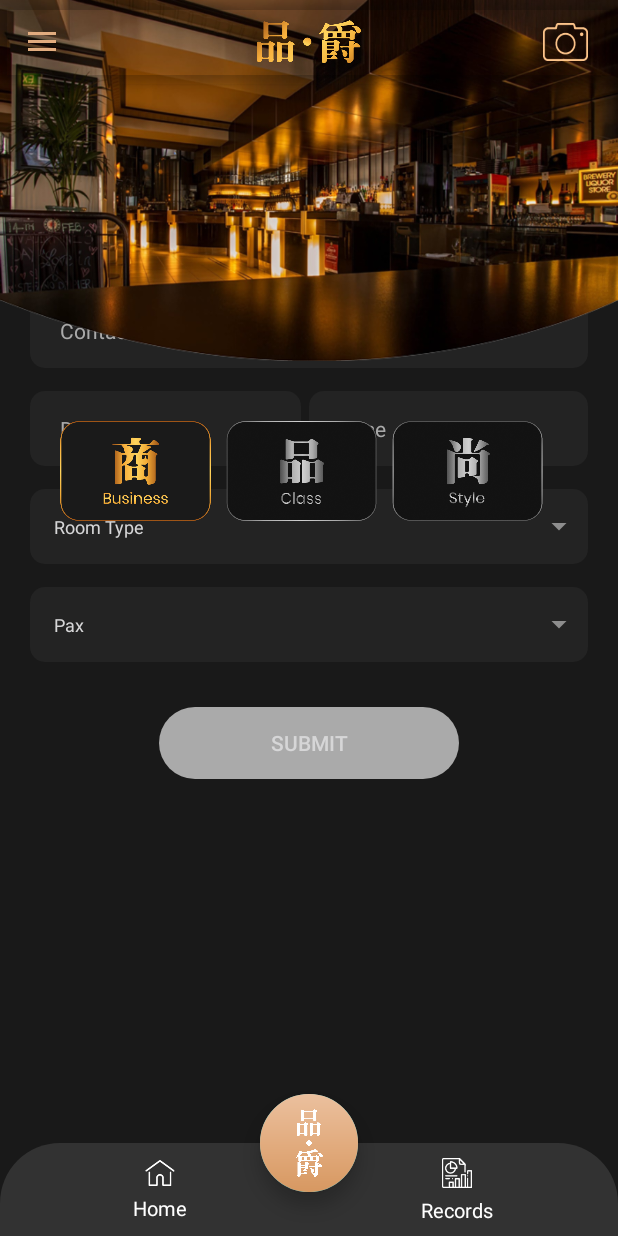
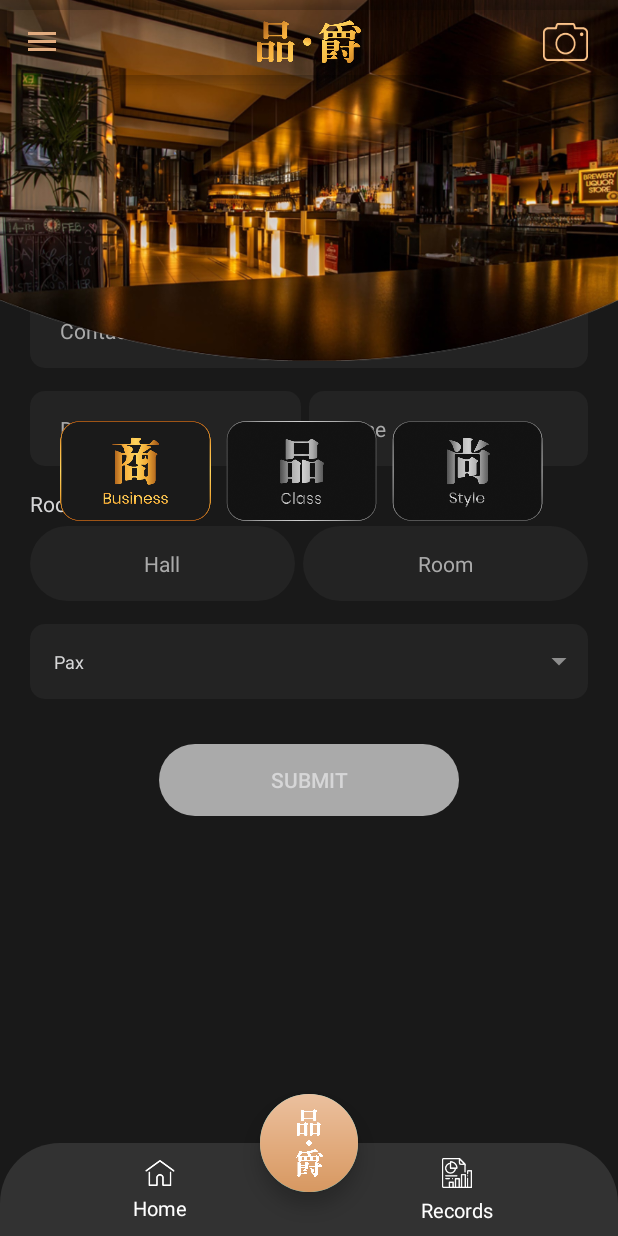
Before and after one commit to yunni0318/pingjueclub, an Android app: the fragment ReservationFragment placed in its activity, on a phone screen of 412 x 824 dp. Run offline under Robolectric (Android 15) with nearby library versions, the phone set to English and light mode, and no system bars; libraries missing offline, so code that uses them is left out: com.makeramen.roundedimageview, com.orm, com.yalantis.ucrop; pictures from the network do not load; 5 statements that could not run were skipped.

Commit message:
- change roomtype & pax in ReservationFragment page     :- roomtype - Change the room type to 2 button choices, which is hall&room, if the user chooses a room, the app will be redirected to the room selection, and the user can choose a room     :- pax - Change to maximum 20 pax

```diff
--- a/app/src/main/java/com/wedoops/platinumnobleclub/fragment/ReservationFragment.java
+++ b/app/src/main/java/com/wedoops/platinumnobleclub/fragment/ReservationFragment.java
@@ -1,10 +1,12 @@
 package com.wedoops.platinumnobleclub.fragment;
 
+import android.app.Activity;
 import android.app.DatePickerDialog;
 import android.content.ContentResolver;
 
 import android.content.ContentValues;
 import android.content.Context;
+import android.content.Intent;
 import android.database.Cursor;
 import android.graphics.Color;
 import android.net.Uri;
@@ -31,14 +33,19 @@ import android.widget.ArrayAdapter;
 import android.widget.Button;
 import android.widget.DatePicker;
 import android.widget.EditText;
+import android.widget.RelativeLayout;
 import android.widget.Spinner;
 import android.widget.TextView;
 import android.widget.Toast;
 
 import com.wedoops.platinumnobleclub.CustomProgressDialog;
+import com.wedoops.platinumnobleclub.ForgotPasswordActivity;
+import com.wedoops.platinumnobleclub.LoginActivity;
 import com.wedoops.platinumnobleclub.R;
+import com.wedoops.platinumnobleclub.RoomTypeSelection;
 import com.wedoops.platinumnobleclub.helper.ApplicationClass;
 
+import java.lang.reflect.Field;
 import java.text.SimpleDateFormat;
 import java.util.ArrayList;
 import java.util.Calendar;
@@ -53,15 +60,16 @@ public class ReservationFragment extends Fragment implements com.wdullaer.materi
     private View view;
     private Context app;
     private Spinner sp1, sp2;
-    private TextView textview_calendar, textview_time;
+    private TextView textview_calendar, textview_time, hall, room;
     private DatePickerDialog datePickerDialog;
     private Button submit;
     private EditText name, username, contact;
     private com.wdullaer.materialdatetimepicker.time.TimePickerDialog timePickerDialog;
     private int Year, Month, Day, Hour, Minute;
-    private long _eventId, reservationtime, reservationdate,convertmili;
-    private String Date;
+    private long _eventId, reservationtime, reservationdate, convertmili;
+    private String Date, resultfromRoomSelection;
     private static CustomProgressDialog customDialog;
+    private RelativeLayout relativelayout3_2, relativelayout3_1;
 
 
 //    public ReservationFragment() {
@@ -110,51 +118,53 @@ public class ReservationFragment extends Fragment implements com.wdullaer.materi
                 DateTimeDialogPicker();
             }
         });
-        List<String> roomtype = new ArrayList<String>();
-        roomtype.add("Room Type");
-        roomtype.add("1");
-        roomtype.add("2");
-        roomtype.add("3");
-        roomtype.add("4");
-
-        ArrayAdapter<String> adapter_roomtype = new ArrayAdapter<String>(getContext(), R.layout.spinner_layout, roomtype) {
-            @Override
-            public boolean isEnabled(int position) {
-                if (position == 0) {
-                    // Disable the first item from Spinner
-                    // First item will be use for hint
-                    return false;
-                } else {
-                    return true;
-                }
-            }
-
-            @Override
-            public View getDropDownView(int position, View convertView,
-                                        ViewGroup parent) {
-                View view = super.getDropDownView(position, convertView, parent);
-                TextView tv = (TextView) view;
-                if (position == 0) {
-                    // Set the hint text color gray
-                    tv.setTextColor(Color.GRAY);
-
-                } else {
-                    tv.setTextColor(Color.WHITE);
-                }
-                return view;
-            }
-        };
-        adapter_roomtype.setDropDownViewResource(R.layout.spinner_dropdown_item);
-        sp1.setAdapter(adapter_roomtype);
-        sp1.setSelection(0, false);
+//        List<String> roomtype = new ArrayList<String>();
+//        roomtype.add("Room Type");
+//        roomtype.add("Hall");
+//        roomtype.add("Room");
+//        roomtype.add("Room 1");
+//        roomtype.add("Room 2");
+//        roomtype.add("Room 3");
+//        roomtype.add("Room 4");
+//
+//        ArrayAdapter<String> adapter_roomtype = new ArrayAdapter<String>(getContext(), R.layout.spinner_layout, roomtype) {
+//            @Override
+//            public boolean isEnabled(int position) {
+//                if (position == 0 || position == 2) {
+//                    // Disable the first item from Spinner
+//                    // First item will be use for hint
+//                    return false;
+//                } else {
+//                    return true;
+//                }
+//            }
+//
+//            @Override
+//            public View getDropDownView(int position, View convertView,
+//                                        ViewGroup parent) {
+//                View view = super.getDropDownView(position, convertView, parent);
+//                TextView tv = (TextView) view;
+//                if (position == 0 || position == 2) {
+//                    // Set the hint text color gray
+//                    tv.setTextColor(Color.GRAY);
+//
+//                } else {
+//                    tv.setTextColor(Color.WHITE);
+//                }
+//                return view;
+//            }
+//        };
+//        adapter_roomtype.setDropDownViewResource(R.layout.spinner_dropdown_item);
+//        sp1.setAdapter(adapter_roomtype);
+//        sp1.setSelection(0, false);
 
 
         List<String> pax = new ArrayList<String>();
         pax.add("Pax");
-        pax.add("1");
-        pax.add("2");
-        pax.add("3");
-        pax.add("4");
+
+        for (int i = 1; i <= 30; i++) {
+            pax.add(String.valueOf(i));
+        }
 
         ArrayAdapter<String> adapter_pax = new ArrayAdapter<String>(getContext(), R.layout.spinner_layout, pax) {
             @Override
@@ -172,6 +182,7 @@ public class ReservationFragment extends Fragment implements com.wdullaer.materi
             public View getDropDownView(int position, View convertView,
                                         ViewGroup parent) {
                 View view = super.getDropDownView(position, convertView, parent);
+//                view.setBackgroundColor(Color.BLACK);
                 TextView tv = (TextView) view;
                 if (position == 0) {
                     // Set the hint text color gray
@@ -184,15 +195,16 @@ public class ReservationFragment extends Fragment implements com.wdullaer.materi
             }
         };
         adapter_pax.setDropDownViewResource(R.layout.spinner_dropdown_item);
+//        adapter_pax.setDropDownViewResource(android.R.layout.simple_spinner_item);
+
         sp2.setAdapter(adapter_pax);
-        sp2.setSelection(0, false);
 
         return view;
     }
 
     private void setupDeclaration() {
 
-        sp1 = view.findViewById(R.id.sp1);
+//        sp1 = view.findViewById(R.id.sp1);
         sp2 = view.findViewById(R.id.sp2);
         textview_calendar = view.findViewById(R.id.textview_calendar);
         textview_time = view.findViewById(R.id.textview_time);
@@ -200,6 +212,10 @@ public class ReservationFragment extends Fragment implements com.wdullaer.materi
         username = view.findViewById(R.id.username);
         contact = view.findViewById(R.id.contact);
         submit = view.findViewById(R.id.btn_reservation);
+        relativelayout3_1 = view.findViewById(R.id.relativelayout3_1);
+        relativelayout3_2 = view.findViewById(R.id.relativelayout3_2);
+        hall = view.findViewById(R.id.hall);
+        room = view.findViewById(R.id.room);
 
         submit.setOnClickListener(new View.OnClickListener() {
 
@@ -371,26 +387,31 @@ public class ReservationFragment extends Fragment implements com.wdullaer.materi
                 }
             }
         });
-        sp1.setOnItemSelectedListener(new AdapterView.OnItemSelectedListener() {
-            @Override
-            public void onItemSelected(AdapterView<?> parentView, View selectedItemView, int position, long id) {
-                if (validateUsername() & validatename() & isValidDate() & isValidMobile() & isValidTime() & isvalidroom() & isvalidpax()) {
-                    submit.setBackgroundDrawable(getContext().getResources().getDrawable(R.drawable.btn_reservation_selected));
-                    submit.setEnabled(true);
-                } else {
-                    submit.setBackgroundDrawable(getContext().getResources().getDrawable(R.drawable.btn_reservation_unselected));
-                    submit.setTextColor(getResources().getColor(R.color.white));
-
-                    submit.setEnabled(false);
-                }
-            }
-
-            @Override
-            public void onNothingSelected(AdapterView<?> parentView) {
-                // your code here
-            }
-
-        });
+//        sp1.setOnItemSelectedListener(new AdapterView.OnItemSelectedListener() {
+//            @Override
+//            public void onItemSelected(AdapterView<?> parentView, View selectedItemView, int position, long id) {
+//                if (validateUsername() & validatename() & isValidDate() & isValidMobile() & isValidTime() & isvalidroom() & isvalidpax()) {
+//                    submit.setBackgroundDrawable(getContext().getResources().getDrawable(R.drawable.btn_reservation_selected));
+//                    submit.setEnabled(true);
+//                } else {
+//                    submit.setBackgroundDrawable(getContext().getResources().getDrawable(R.drawable.btn_reservation_unselected));
+//                    submit.setTextColor(getResources().getColor(R.color.white));
+//
+//                    submit.setEnabled(false);
+//                }
+//
+//                String input = sp1.getItemAtPosition(position).toString();
+//                input = input.replace("     - ", "");
+//
+//
+//            }
+//
+//            @Override
+//            public void onNothingSelected(AdapterView<?> parentView) {
+//                // your code here
+//            }
+//
+//        });
 
         sp2.setOnItemSelectedListener(new AdapterView.OnItemSelectedListener() {
             @Override
@@ -411,6 +432,42 @@ public class ReservationFragment extends Fragment implements com.wdullaer.materi
             }
 
         });
+        relativelayout3_1.setOnClickListener(new View.OnClickListener() {
+            @Override
+            public void onClick(View view) {
+                relativelayout3_1.setBackground(ContextCompat.getDrawable(getContext(), R.drawable.reservation_roomtype_background_selected));
+                relativelayout3_2.setBackground(ContextCompat.getDrawable(getContext(), R.drawable.reservation_roomtype_background));
+                hall.setTextColor(Color.WHITE);
+                room.setTextColor(Color.parseColor("#AAAAAA"));
+                room.setText("Room");
+            }
+        });
+        relativelayout3_2.setOnClickListener(new View.OnClickListener() {
+            @Override
+            public void onClick(View view) {
+                relativelayout3_2.setBackground(ContextCompat.getDrawable(getContext(), R.drawable.reservation_roomtype_background_selected));
+                relativelayout3_1.setBackground(ContextCompat.getDrawable(getContext(), R.drawable.reservation_roomtype_background));
+                room.setTextColor(Color.WHITE);
+                hall.setTextColor(Color.parseColor("#AAAAAA"));
+                Intent intent = new Intent(getContext(), RoomTypeSelection.class);
+                startActivityForResult(intent, 101);
+            }
+        });
+    }
+
+    @Override
+    public void onActivityResult(int requestCode, int resultCode, @Nullable Intent data) {
+        super.onActivityResult(requestCode, resultCode, data);
+
+        if (requestCode == 101) {
+            if (resultCode == Activity.RESULT_OK) {
+                resultfromRoomSelection = data.getStringExtra("result");
+                room.setText(resultfromRoomSelection);
+            }
+            if (resultCode == Activity.RESULT_CANCELED) {
+                //Write your code if there's no result
+            }
+        }
     }
 
     private void DateTimeDialogPicker() {
@@ -516,7 +573,7 @@ public class ReservationFragment extends Fragment implements com.wdullaer.materi
 
 
         SimpleDateFormat formatter = new SimpleDateFormat("HH:mm:ss");
-        if(timeSet == "PM"){
+        if (timeSet == "PM") {
             hours = hours + 12;
         }
         long milliseconds = TimeUnit.SECONDS.toMillis(TimeUnit.HOURS.toSeconds(hours) + TimeUnit.MINUTES.toSeconds(mins));
@@ -608,12 +665,12 @@ public class ReservationFragment extends Fragment implements com.wdullaer.materi
     }
 
     private boolean isvalidroom() {
-        int count = sp1.getSelectedItemPosition();
-        if (count == 0) {
-            return false;
-        } else {
-            return true;
-        }
+//        int count = sp1.getSelectedItemPosition();
+//        if (count == 0) {
+//            return false;
+//        } else {
+        return true;
+//        }
     }
 
     private boolean isvalidpax() {
--- /dev/null
+++ b/app/src/main/res/drawable/reservation_roomtype_background.xml
@@ -0,0 +1,9 @@
+<shape xmlns:android="http://schemas.android.com/apk/res/android"
+    android:shape="rectangle"
+    android:padding="10dp">
+
+    <solid android:color="#232323" />
+    <corners
+        android:radius="50dp"
+         />
+</shape>
--- /dev/null
+++ b/app/src/main/res/drawable/reservation_roomtype_background_selected.xml
@@ -0,0 +1,9 @@
+<shape xmlns:android="http://schemas.android.com/apk/res/android"
+    android:shape="rectangle"
+    android:padding="10dp">
+
+    <solid android:color="#857B7B" />
+    <corners
+        android:radius="50dp"
+        />
+</shape>
--- a/app/src/main/res/layout/fragment_reservation.xml
+++ b/app/src/main/res/layout/fragment_reservation.xml
@@ -3,8 +3,8 @@
     xmlns:tools="http://schemas.android.com/tools"
     android:layout_width="match_parent"
     android:layout_height="wrap_content"
+    android:fillViewport="true"
     android:orientation="vertical"
-    android:fillViewport="true"
     tools:context=".fragment.ReservationFragment">
 
     <LinearLayout
@@ -86,7 +86,6 @@
                     android:layout_weight="0.5"
                     android:background="@drawable/edit_text_background"
                     android:gravity="center_vertical|left"
-
                     android:hint="Date "
                     android:paddingLeft="20dp"
                     android:paddingRight="20dp"
@@ -113,17 +112,72 @@
 
             </LinearLayout>
 
-            <Spinner
-                android:id="@+id/sp1"
-                style="@style/SpinnerTheme"
+            <!--            <Spinner-->
+            <!--                android:id="@+id/sp1"-->
+            <!--                style="@style/SpinnerTheme"-->
+            <!--                android:layout_width="match_parent"-->
+            <!--                android:layout_height="50dp"-->
+            <!--                android:layout_marginBottom="15dp"-->
+            <!--                android:dropDownVerticalOffset="50dp"-->
+            <!--                android:popupBackground="@color/black"-->
+            <!--                android:spinnerMode="dropdown"-->
+            <!--                android:textColor="@color/white" />-->
+
+            <TextView
+                android:layout_width="wrap_content"
+                android:layout_height="match_parent"
+                android:text="Room Type"
+                android:layout_marginBottom="5dp"
+                android:textColor="@color/white"/>
+
+            <LinearLayout
                 android:layout_width="match_parent"
-                android:layout_height="50dp"
+                android:layout_height="match_parent"
                 android:layout_marginBottom="15dp"
-                android:dropDownVerticalOffset="50dp"
-                android:popupBackground="@color/black"
-                android:spinnerMode="dropdown"
-                android:textColor="@color/white" />
+                android:orientation="horizontal">
 
+                <RelativeLayout
+                    android:id="@+id/relativelayout3_1"
+                    android:layout_width="wrap_content"
+                    android:layout_height="50dp"
+                    android:layout_marginRight="5dp"
+                    android:layout_weight="0.5"
+                    android:background="@drawable/reservation_roomtype_background"
+                    android:gravity="center"
+                    >
+
+                    <TextView
+                        android:id="@+id/hall"
+                        android:layout_width="wrap_content"
+                        android:layout_height="wrap_content"
+                        android:layout_centerInParent="true"
+                        android:text="Hall"
+                        android:textColor="@android:color/darker_gray"
+                        android:textSize="14sp" />
+
+                </RelativeLayout>
+
+                <RelativeLayout
+                    android:id="@+id/relativelayout3_2"
+                    android:layout_width="wrap_content"
+                    android:layout_height="50dp"
+                    android:layout_alignParentRight="true"
+                    android:layout_weight="0.5"
+                    android:background="@drawable/reservation_roomtype_background"
+                    android:gravity="center"
+                    >
+
+                    <TextView
+                        android:id="@+id/room"
+                        android:layout_width="wrap_content"
+                        android:layout_height="wrap_content"
+                        android:layout_centerInParent="true"
+                        android:text="Room"
+                        android:textColor="@android:color/darker_gray"
+                        android:textSize="14sp" />
+
+                </RelativeLayout>
+            </LinearLayout>
 
             <Spinner
                 android:id="@+id/sp2"
@@ -132,8 +186,8 @@
                 android:layout_height="50dp"
                 android:dropDownVerticalOffset="50dp"
                 android:popupBackground="@color/black"
-                android:spinnerMode="dropdown"
-                android:textColor="@color/white" />
+                android:spinnerMode="dialog"
+                android:textColor="@color/black" />
 
             <Button
                 android:id="@+id/btn_reservation"
@@ -141,7 +195,7 @@
                 android:layout_height="wrap_content"
                 android:layout_gravity="center"
                 android:layout_marginTop="30dp"
-               android:background="@drawable/btn_reservation_unselected"
+                android:background="@drawable/btn_reservation_unselected"
                 android:text="Submit"
                 android:textColor="@color/black" />
         </LinearLayout>
--- a/app/src/main/res/xml/network_security_config.xml
+++ b/app/src/main/res/xml/network_security_config.xml
@@ -3,6 +3,7 @@
     <domain-config cleartextTrafficPermitted="true">
         <domain includeSubdomains="true">103.198.194.228</domain>
         <domain includeSubdomains="true">103.244.0.237</domain>
+        <domain includeSubdomains="true">103.15.107.152</domain>
         <domain includeSubdomains="true">www.google.com</domain>
         <domain includeSubdomains="true">api.platinumnobleclub.com</domain>
         <domain includeSubdomains="true">web.platinumnobleclub.com</domain>
```
Also changed, not shown: app/src/main/AndroidManifest.xml (+7 -11 lines), app/src/main/java/com/wedoops/platinumnobleclub/RoomTypeSelection.java (added, +46 -0 lines), app/src/main/java/com/wedoops/platinumnobleclub/adapters/RoomTypeSelectionAdapter.java (added, +76 -0 lines), app/src/main/java/com/wedoops/platinumnobleclub/webservices/Api_Constants.java (+26 -24 lines), app/src/main/res/layout/activity_room_type_selection.xml (added, +16 -0 lines), app/src/main/res/layout/adapter_room_type_selection.xml (added, +31 -0 lines).
